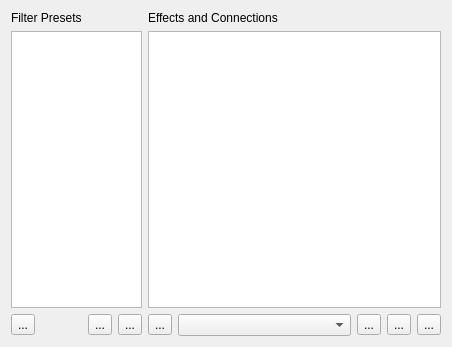
This is karbon/plugins/tools/filterEffectTool/FilterEffectEditWidget.ui in KDE/calligra as Qt 5 draws it before an edit. The edited form follows.
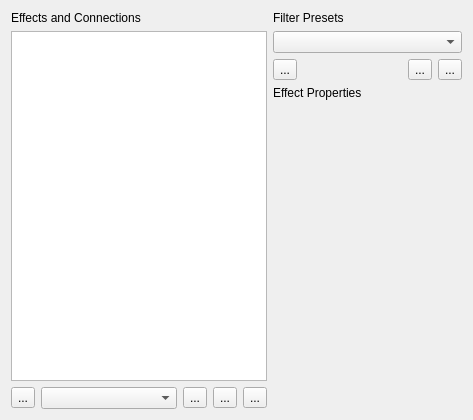
This is the edited form. Custom widgets are drawn as their Qt base class.

Commit message: use the resource selector to select filter presets

The edit to the form file:
```diff
--- a/karbon/plugins/tools/filterEffectTool/FilterEffectEditWidget.ui
+++ b/karbon/plugins/tools/filterEffectTool/FilterEffectEditWidget.ui
@@ -6,8 +6,8 @@
    <rect>
     <x>0</x>
     <y>0</y>
-    <width>452</width>
-    <height>347</height>
+    <width>473</width>
+    <height>415</height>
    </rect>
   </property>
   <property name="sizePolicy">
@@ -31,49 +31,27 @@
   <property name="windowTitle">
    <string>Filter Effect Editor</string>
   </property>
+  <layout class="QGridLayout" name="gridLayout_3">
+   <item row="0" column="0" rowspan="2">
   <layout class="QGridLayout" name="gridLayout">
    <item row="0" column="0">
-    <widget class="QLabel" name="label">
-     <property name="text">
-      <string>Filter Presets</string>
-     </property>
-    </widget>
-   </item>
-   <item row="0" column="3">
     <widget class="QLabel" name="label_2">
      <property name="text">
       <string>Effects and Connections</string>
      </property>
     </widget>
    </item>
-   <item row="1" column="0" colspan="3">
-    <widget class="QListView" name="presets"/>
-   </item>
-   <item row="1" column="3">
-    <widget class="QGraphicsView" name="view"/>
+     <item row="1" column="0">
+      <widget class="QGraphicsView" name="view">
+       <property name="minimumSize">
+        <size>
+         <width>0</width>
+         <height>350</height>
+        </size>
+       </property>
+      </widget>
    </item>
    <item row="2" column="0">
-    <widget class="QToolButton" name="addPreset">
-     <property name="text">
-      <string>...</string>
-     </property>
-    </widget>
-   </item>
-   <item row="2" column="1">
-    <widget class="QToolButton" name="removePreset">
-     <property name="text">
-      <string>...</string>
-     </property>
-    </widget>
-   </item>
-   <item row="2" column="2">
-    <widget class="QToolButton" name="copyPreset">
-     <property name="text">
-      <string>...</string>
-     </property>
-    </widget>
-   </item>
-   <item row="2" column="3">
     <layout class="QHBoxLayout" name="horizontalLayout">
      <item>
       <widget class="QToolButton" name="removeEffect">
@@ -109,6 +87,60 @@
     </layout>
    </item>
   </layout>
+   </item>
+   <item row="0" column="1">
+    <layout class="QGridLayout" name="gridLayout_2">
+     <item row="1" column="0" colspan="4">
+      <widget class="KoResourceSelector" name="presets"/>
+     </item>
+     <item row="2" column="0" colspan="2">
+      <widget class="QToolButton" name="addPreset">
+       <property name="text">
+        <string>...</string>
+       </property>
+      </widget>
+     </item>
+     <item row="2" column="2">
+      <widget class="QToolButton" name="removePreset">
+       <property name="text">
+        <string>...</string>
+       </property>
+      </widget>
+     </item>
+     <item row="2" column="3">
+      <widget class="QToolButton" name="copyPreset">
+       <property name="text">
+        <string>...</string>
+       </property>
+      </widget>
+     </item>
+     <item row="0" column="0">
+      <widget class="QLabel" name="label">
+       <property name="text">
+        <string>Filter Presets</string>
+       </property>
+      </widget>
+     </item>
+    </layout>
+   </item>
+   <item row="1" column="1">
+    <layout class="QVBoxLayout" name="verticalLayout">
+     <item>
+      <widget class="QLabel" name="label_3">
+       <property name="text">
+        <string>Effect Properties</string>
+       </property>
+      </widget>
+     </item>
+     <item>
+      <widget class="QStackedWidget" name="stackedWidget">
+       <widget class="QWidget" name="page"/>
+       <widget class="QWidget" name="page_2"/>
+      </widget>
+     </item>
+    </layout>
+   </item>
+  </layout>
  </widget>
  <customwidgets>
   <customwidget>
@@ -116,6 +148,11 @@
    <extends>QComboBox</extends>
    <header>kcombobox.h</header>
   </customwidget>
+  <customwidget>
+   <class>KoResourceSelector</class>
+   <extends>QComboBox</extends>
+   <header>KoResourceSelector.h</header>
+  </customwidget>
  </customwidgets>
  <resources/>
  <connections/>
```
Lines whose indentation alone changed are shown as unchanged. The commit also changes 3 other files.
